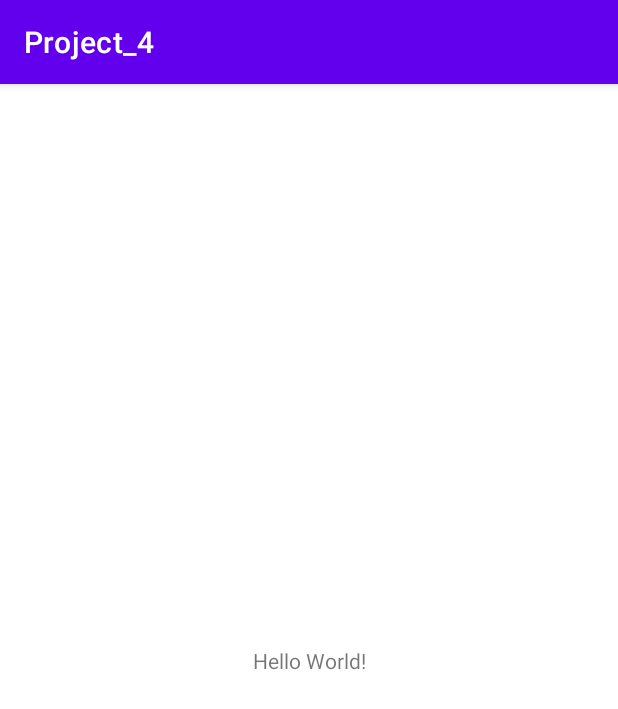
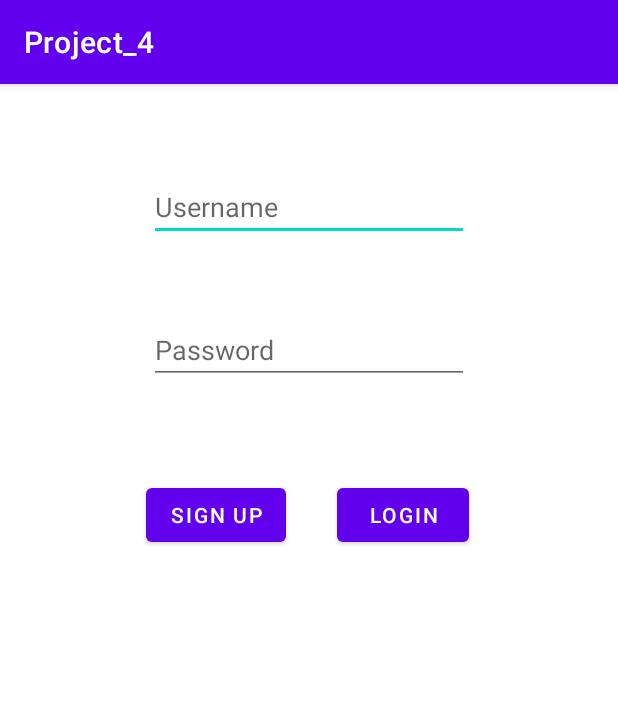
Before and after one commit to crazay416/CECS_453_Project_4, an Android app: the screen it shows after launch (MainActivity), on a phone screen of 412 x 824 dp. Shown: the top 709 px of the screen. Run offline under Robolectric (Android 15) with nearby library versions, the phone set to English and light mode, and no system bars.

Commit message:
Created the login_activity

```diff
--- a/app/src/main/java/com/example/project_4/MainActivity.java
+++ b/app/src/main/java/com/example/project_4/MainActivity.java
@@ -9,6 +9,6 @@ public class MainActivity extends AppCompatActivity {
     @Override
     protected void onCreate(Bundle savedInstanceState) {
         super.onCreate(savedInstanceState);
-        setContentView(R.layout.activity_main);
+        setContentView(R.layout.login_activity);
     }
 }
--- a/app/src/main/res/layout/activity_main.xml
+++ /dev/null
@@ -1,18 +0,0 @@
-<?xml version="1.0" encoding="utf-8"?>
-<androidx.constraintlayout.widget.ConstraintLayout xmlns:android="http://schemas.android.com/apk/res/android"
-    xmlns:app="http://schemas.android.com/apk/res-auto"
-    xmlns:tools="http://schemas.android.com/tools"
-    android:layout_width="match_parent"
-    android:layout_height="match_parent"
-    tools:context=".MainActivity">
-
-    <TextView
-        android:layout_width="wrap_content"
-        android:layout_height="wrap_content"
-        android:text="Hello World!"
-        app:layout_constraintBottom_toBottomOf="parent"
-        app:layout_constraintLeft_toLeftOf="parent"
-        app:layout_constraintRight_toRightOf="parent"
-        app:layout_constraintTop_toTopOf="parent" />
-
-</androidx.constraintlayout.widget.ConstraintLayout>
--- /dev/null
+++ b/app/src/main/res/layout/login_activity.xml
@@ -0,0 +1,58 @@
+<?xml version="1.0" encoding="utf-8"?>
+<androidx.constraintlayout.widget.ConstraintLayout xmlns:android="http://schemas.android.com/apk/res/android"
+    xmlns:app="http://schemas.android.com/apk/res-auto"
+    xmlns:tools="http://schemas.android.com/tools"
+    android:layout_width="match_parent"
+    android:layout_height="match_parent"
+    tools:context=".MainActivity">
+
+    <EditText
+        android:id="@+id/username_id"
+        android:layout_width="wrap_content"
+        android:layout_height="wrap_content"
+        android:ems="10"
+        android:hint="Username"
+        android:inputType="textPersonName"
+        app:layout_constraintBottom_toBottomOf="parent"
+        app:layout_constraintEnd_toEndOf="parent"
+        app:layout_constraintStart_toStartOf="parent"
+        app:layout_constraintTop_toTopOf="parent"
+        app:layout_constraintVertical_bias="0.082" />
+
+    <EditText
+        android:id="@+id/password_id"
+        android:layout_width="wrap_content"
+        android:layout_height="wrap_content"
+        android:ems="10"
+        android:hint="Password"
+        android:inputType="textPassword"
+        app:layout_constraintBottom_toBottomOf="parent"
+        app:layout_constraintEnd_toEndOf="parent"
+        app:layout_constraintStart_toStartOf="parent"
+        app:layout_constraintTop_toBottomOf="@+id/username_id"
+        app:layout_constraintVertical_bias="0.081" />
+
+    <Button
+        android:id="@+id/signup_button"
+        android:layout_width="wrap_content"
+        android:layout_height="wrap_content"
+        android:text="Sign Up"
+        app:layout_constraintBottom_toBottomOf="parent"
+        app:layout_constraintEnd_toEndOf="parent"
+        app:layout_constraintHorizontal_bias="0.306"
+        app:layout_constraintStart_toStartOf="parent"
+        app:layout_constraintTop_toBottomOf="@+id/password_id"
+        app:layout_constraintVertical_bias="0.122" />
+
+    <Button
+        android:id="@+id/login_button"
+        android:layout_width="wrap_content"
+        android:layout_height="wrap_content"
+        android:text="Login"
+        app:layout_constraintBottom_toBottomOf="parent"
+        app:layout_constraintEnd_toEndOf="parent"
+        app:layout_constraintHorizontal_bias="0.693"
+        app:layout_constraintStart_toStartOf="parent"
+        app:layout_constraintTop_toBottomOf="@+id/password_id"
+        app:layout_constraintVertical_bias="0.122" />
+</androidx.constraintlayout.widget.ConstraintLayout>
```
